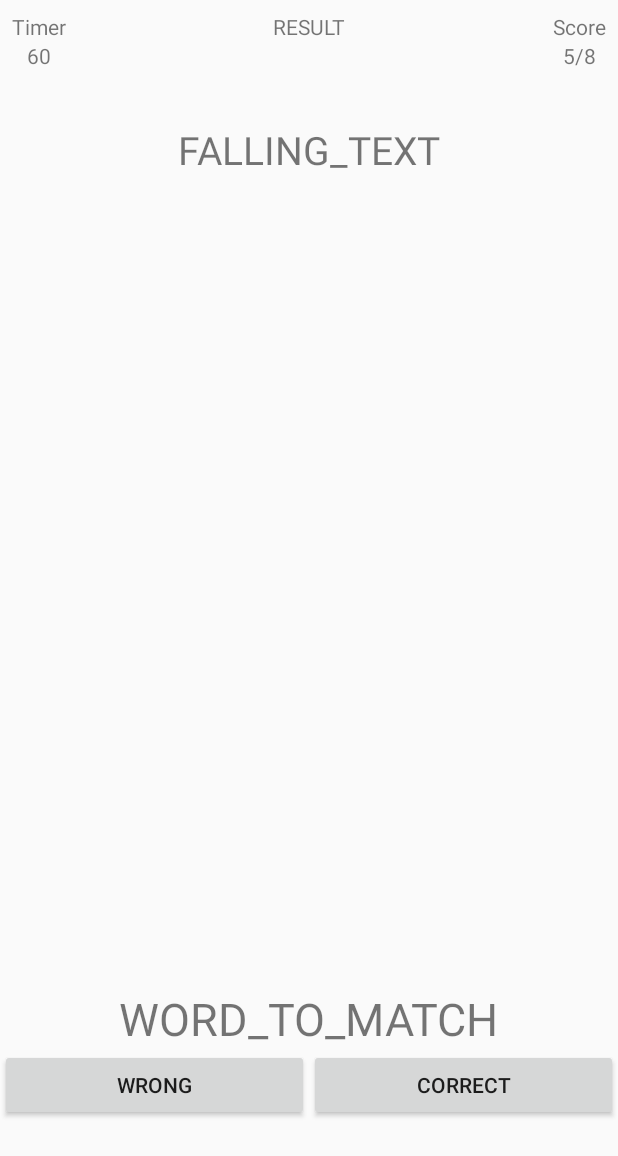
After one commit to lsteamer/WordCatcher, an Android app: the layout main_fragment_view.xml on its own in the app's theme, with its tools: preview values and no code run, on a phone screen of 412 x 824 dp. The commit adds this screen. Shown: the top 1156 px of the screen. Run offline under Robolectric (Android 15) with nearby library versions, the phone set to English and light mode, and no system bars.

Commit message:
02 - Created the elements for the layout of the game

```diff
--- a/app/build.gradle
+++ b/app/build.gradle
@@ -16,6 +16,9 @@ android {
             proguardFiles getDefaultProguardFile('proguard-android.txt'), 'proguard-rules.pro'
         }
     }
+    lintOptions {
+        disable 'RestrictedApi'
+    }
 }
 
 dependencies {
--- a/app/src/main/AndroidManifest.xml
+++ b/app/src/main/AndroidManifest.xml
@@ -9,7 +9,8 @@
         android:roundIcon="@mipmap/ic_launcher_round"
         android:supportsRtl="true"
         android:theme="@style/AppTheme">
-        <activity android:name=".MainActivity">
+        <activity android:name=".main.MainActivity"
+            android:screenOrientation="portrait">
             <intent-filter>
                 <action android:name="android.intent.action.MAIN" />
 
--- /dev/null
+++ b/app/src/main/res/layout/main_fragment_view.xml
@@ -0,0 +1,127 @@
+<?xml version="1.0" encoding="utf-8"?>
+<LinearLayout xmlns:android="http://schemas.android.com/apk/res/android"
+    xmlns:app="http://schemas.android.com/apk/res-auto"
+    xmlns:tools="http://schemas.android.com/tools"
+    android:layout_width="match_parent"
+    android:layout_height="match_parent"
+    android:layout_weight="10"
+    android:orientation="vertical">
+
+    <android.support.constraint.ConstraintLayout
+        android:layout_width="match_parent"
+        android:layout_height="0dp"
+        android:layout_weight="1">
+
+        <TextView
+            android:id="@+id/timerLabelTextView"
+            android:layout_width="wrap_content"
+            android:layout_height="wrap_content"
+            android:layout_marginStart="8dp"
+            android:layout_marginTop="8dp"
+            android:text="@string/timer"
+            app:layout_constraintStart_toStartOf="parent"
+            app:layout_constraintTop_toTopOf="parent" />
+
+        <TextView
+            android:id="@+id/timerTextView"
+            android:layout_width="wrap_content"
+            android:layout_height="wrap_content"
+            android:layout_marginEnd="8dp"
+            android:layout_marginStart="8dp"
+            app:layout_constraintEnd_toEndOf="@+id/timerLabelTextView"
+            app:layout_constraintStart_toStartOf="@+id/timerLabelTextView"
+            app:layout_constraintTop_toBottomOf="@+id/timerLabelTextView"
+            tools:text="60" />
+
+
+        <TextView
+            android:id="@+id/resultTextView"
+            android:layout_width="wrap_content"
+            android:layout_height="wrap_content"
+            android:layout_marginEnd="8dp"
+            android:layout_marginStart="8dp"
+            android:layout_marginTop="8dp"
+            app:layout_constraintEnd_toEndOf="parent"
+            app:layout_constraintStart_toStartOf="parent"
+            app:layout_constraintTop_toTopOf="parent"
+            tools:text="RESULT" />
+
+
+        <TextView
+            android:id="@+id/scoreLabelTextView"
+            android:layout_width="wrap_content"
+            android:layout_height="wrap_content"
+            android:layout_marginEnd="8dp"
+            android:layout_marginTop="8dp"
+            android:text="@string/score"
+            app:layout_constraintEnd_toEndOf="parent"
+            app:layout_constraintTop_toTopOf="parent" />
+
+        <TextView
+            android:id="@+id/scoreTextView"
+            android:layout_width="wrap_content"
+            android:layout_height="wrap_content"
+            android:layout_marginEnd="8dp"
+            android:layout_marginStart="8dp"
+            app:layout_constraintEnd_toEndOf="@+id/scoreLabelTextView"
+            app:layout_constraintStart_toStartOf="@+id/scoreLabelTextView"
+            app:layout_constraintTop_toBottomOf="@+id/scoreLabelTextView"
+            tools:text="5/8" />
+    </android.support.constraint.ConstraintLayout>
+
+    <android.support.constraint.ConstraintLayout
+        android:layout_width="match_parent"
+        android:layout_height="0dp"
+        android:layout_weight="7">
+
+        <TextView
+            android:id="@+id/fallingTextView"
+            android:layout_width="wrap_content"
+            android:layout_height="wrap_content"
+            app:layout_constraintEnd_toEndOf="parent"
+            app:layout_constraintStart_toStartOf="parent"
+            android:textSize="26sp"
+            tools:text="FALLING_TEXT" />
+
+    </android.support.constraint.ConstraintLayout>
+
+    <android.support.constraint.ConstraintLayout
+        android:layout_width="match_parent"
+        android:layout_height="0dp"
+        android:layout_weight="2">
+
+        <TextView
+            android:id="@+id/matchTextView"
+            android:layout_width="wrap_content"
+            android:layout_height="wrap_content"
+            android:textSize="30sp"
+            app:layout_constraintEnd_toEndOf="parent"
+            app:layout_constraintStart_toStartOf="parent"
+            app:layout_constraintTop_toTopOf="parent"
+            tools:text="WORD_TO_MATCH" />
+
+        <LinearLayout
+            android:layout_width="match_parent"
+            android:layout_height="wrap_content"
+            android:layout_weight="2"
+            app:layout_constraintEnd_toEndOf="parent"
+            app:layout_constraintStart_toStartOf="parent"
+            app:layout_constraintTop_toBottomOf="@+id/matchTextView">
+
+            <Button
+                android:layout_width="0dp"
+                android:layout_height="wrap_content"
+                android:layout_weight="1"
+                android:text="@string/wrong" />
+
+            <Button
+                android:layout_width="0dp"
+                android:layout_height="wrap_content"
+                android:layout_weight="1"
+                android:text="@string/correct" />
+        </LinearLayout>
+
+    </android.support.constraint.ConstraintLayout>
+
+
+</LinearLayout>
--- a/app/src/main/res/values/strings.xml
+++ b/app/src/main/res/values/strings.xml
@@ -1,4 +1,8 @@
 <resources>
     <string name="app_name">Word Catcher</string>
     <string name="start_game">Start Game</string>
+    <string name="wrong">Wrong</string>
+    <string name="correct">Correct</string>
+    <string name="timer">Timer</string>
+    <string name="score">Score</string>
 </resources>
```
Also changed, not shown: app/src/main/java/lsteamer/elmexicano/com/wordcatcher/MainActivity.java (deleted, +0 -18 lines), app/src/main/java/lsteamer/elmexicano/com/wordcatcher/main/MainActivity.java (added, +51 -0 lines), app/src/main/java/lsteamer/elmexicano/com/wordcatcher/main/MainContract.java (added, +12 -0 lines), app/src/main/java/lsteamer/elmexicano/com/wordcatcher/main/MainFragmentView.java (added, +30 -0 lines), app/src/main/java/lsteamer/elmexicano/com/wordcatcher/main/MainPresenter.java (added, +11 -0 lines), app/src/main/java/lsteamer/elmexicano/com/wordcatcher/util/Utils.java (added, +29 -0 lines), app/src/main/res/layout/activity_main.xml (+41 -4 lines).
